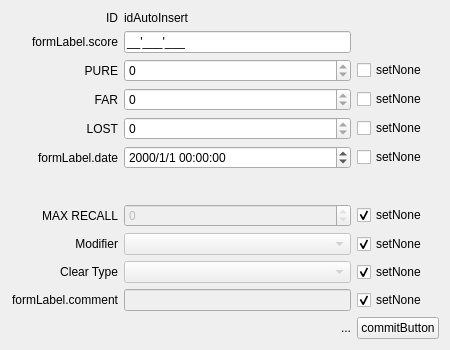
The window that ui/designer/components/scoreEditor.ui (ArcaeaOffline/client-pyside6) describes before a commit, drawn with Qt 5.
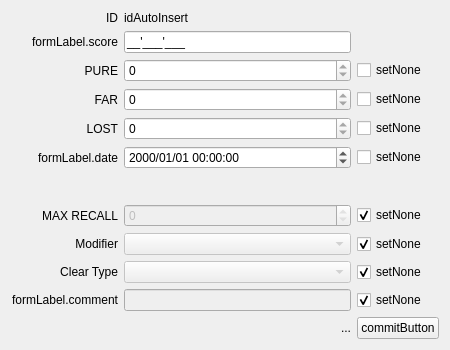
The same window after the commit. Custom widgets are drawn as their Qt base class.

```diff
--- a/ui/designer/components/scoreEditor.ui
+++ b/ui/designer/components/scoreEditor.ui
@@ -191,7 +191,7 @@
       </sizepolicy>
      </property>
      <property name="displayFormat">
-      <string>yyyy/M/d HH:mm:ss</string>
+      <string notr="true">yyyy/MM/dd HH:mm:ss</string>
      </property>
      <property name="calendarPopup">
       <bool>false</bool>
```
Left out of the diff: 2 changed lines with no effect on the pictures.
